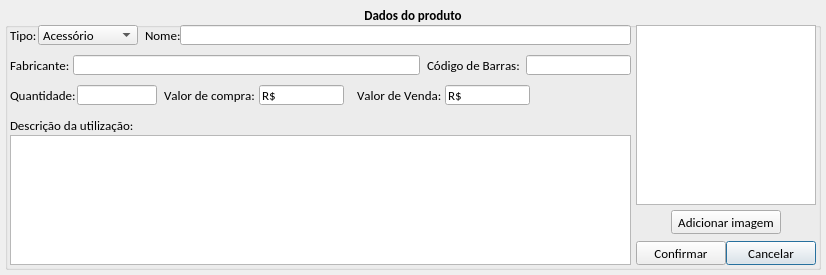
First picture: the form in loja/tela_editar_produto.ui, repository jmessias1725/sexloja, before the edit.
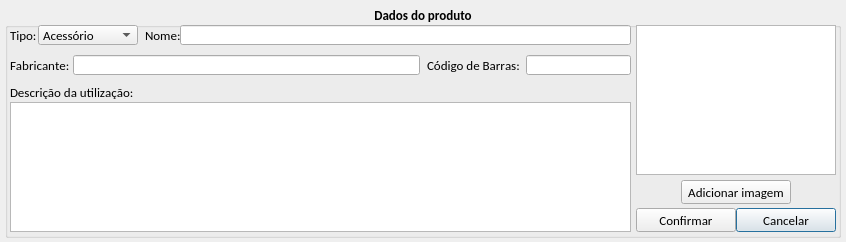
Second picture: the form after the edit. Icons and pictures are not drawn.

```diff
--- a/loja/tela_editar_produto.ui
+++ b/loja/tela_editar_produto.ui
@@ -6,20 +6,20 @@
    <rect>
     <x>0</x>
     <y>0</y>
-    <width>826</width>
-    <height>275</height>
+    <width>846</width>
+    <height>242</height>
    </rect>
   </property>
   <property name="minimumSize">
    <size>
-    <width>826</width>
-    <height>275</height>
+    <width>846</width>
+    <height>242</height>
    </size>
   </property>
   <property name="maximumSize">
    <size>
-    <width>826</width>
-    <height>275</height>
+    <width>846</width>
+    <height>242</height>
    </size>
   </property>
   <property name="windowTitle">
@@ -30,8 +30,8 @@
     <rect>
      <x>5</x>
      <y>5</y>
-     <width>816</width>
-     <height>265</height>
+     <width>836</width>
+     <height>233</height>
     </rect>
    </property>
    <property name="font">
@@ -198,57 +198,11 @@
      <number>15</number>
     </property>
    </widget>
-   <widget class="QLineEdit" name="le_quantidade">
-    <property name="geometry">
-     <rect>
-      <x>72</x>
-      <y>80</y>
-      <width>80</width>
-      <height>20</height>
-     </rect>
-    </property>
-    <property name="font">
-     <font>
-      <weight>50</weight>
-      <bold>false</bold>
-      <kerning>false</kerning>
-     </font>
-    </property>
-    <property name="inputMask">
-     <string>0000000000; </string>
-    </property>
-    <property name="text">
-     <string/>
-    </property>
-    <property name="maxLength">
-     <number>10</number>
-    </property>
-   </widget>
-   <widget class="QLabel" name="lb_quantidade">
-    <property name="geometry">
-     <rect>
-      <x>5</x>
-      <y>80</y>
-      <width>67</width>
-      <height>20</height>
-     </rect>
-    </property>
-    <property name="font">
-     <font>
-      <weight>50</weight>
-      <bold>false</bold>
-      <kerning>false</kerning>
-     </font>
-    </property>
-    <property name="text">
-     <string>Quantidade:</string>
-    </property>
-   </widget>
    <widget class="QTextEdit" name="te_des_utilizacao">
     <property name="geometry">
      <rect>
       <x>5</x>
-      <y>130</y>
+      <y>97</y>
       <width>621</width>
       <height>130</height>
      </rect>
@@ -277,7 +231,7 @@
     <property name="geometry">
      <rect>
       <x>5</x>
-      <y>110</y>
+      <y>77</y>
       <width>133</width>
       <height>20</height>
      </rect>
@@ -300,8 +254,8 @@
      <rect>
       <x>631</x>
       <y>20</y>
-      <width>180</width>
-      <height>180</height>
+      <width>200</width>
+      <height>150</height>
      </rect>
     </property>
     <property name="minimumSize">
@@ -320,24 +274,12 @@
    <widget class="QPushButton" name="btn_cancelar">
     <property name="geometry">
      <rect>
-      <x>721</x>
-      <y>236</y>
-      <width>90</width>
+      <x>731</x>
+      <y>203</y>
+      <width>100</width>
       <height>24</height>
      </rect>
     </property>
-    <property name="minimumSize">
-     <size>
-      <width>0</width>
-      <height>24</height>
-     </size>
-    </property>
-    <property name="maximumSize">
-     <size>
-      <width>90</width>
-      <height>24</height>
-     </size>
-    </property>
     <property name="font">
      <font>
       <family>Calibri</family>
@@ -364,23 +306,11 @@
     <property name="geometry">
      <rect>
       <x>631</x>
-      <y>236</y>
-      <width>90</width>
+      <y>203</y>
+      <width>100</width>
       <height>24</height>
      </rect>
     </property>
-    <property name="minimumSize">
-     <size>
-      <width>0</width>
-      <height>24</height>
-     </size>
-    </property>
-    <property name="maximumSize">
-     <size>
-      <width>90</width>
-      <height>24</height>
-     </size>
-    </property>
     <property name="font">
      <font>
       <family>Calibri</family>
@@ -518,8 +448,8 @@
    <widget class="QPushButton" name="btn_adicionar_imagem">
     <property name="geometry">
      <rect>
-      <x>666</x>
-      <y>205</y>
+      <x>676</x>
+      <y>175</y>
       <width>110</width>
       <height>24</height>
      </rect>
@@ -534,104 +464,6 @@
      <string>Adicionar imagem</string>
     </property>
    </widget>
-   <widget class="QLabel" name="lb_valorvenda">
-    <property name="geometry">
-     <rect>
-      <x>352</x>
-      <y>80</y>
-      <width>88</width>
-      <height>20</height>
-     </rect>
-    </property>
-    <property name="font">
-     <font>
-      <weight>50</weight>
-      <bold>false</bold>
-      <kerning>false</kerning>
-     </font>
-    </property>
-    <property name="text">
-     <string>Valor de Venda:</string>
-    </property>
-   </widget>
-   <widget class="QLabel" name="lb_valor_compra">
-    <property name="geometry">
-     <rect>
-      <x>159</x>
-      <y>80</y>
-      <width>95</width>
-      <height>20</height>
-     </rect>
-    </property>
-    <property name="font">
-     <font>
-      <weight>50</weight>
-      <bold>false</bold>
-      <kerning>false</kerning>
-     </font>
-    </property>
-    <property name="text">
-     <string>Valor de compra:</string>
-    </property>
-   </widget>
-   <widget class="QLineEdit" name="le_valor_venda">
-    <property name="geometry">
-     <rect>
-      <x>440</x>
-      <y>80</y>
-      <width>85</width>
-      <height>20</height>
-     </rect>
-    </property>
-    <property name="font">
-     <font>
-      <weight>50</weight>
-      <bold>false</bold>
-      <kerning>false</kerning>
-     </font>
-    </property>
-    <property name="inputMethodHints">
-     <set>Qt::ImhNone</set>
-    </property>
-    <property name="inputMask">
-     <string>R$ xxxxxxxxx; </string>
-    </property>
-    <property name="text">
-     <string>R$ </string>
-    </property>
-    <property name="maxLength">
-     <number>12</number>
-    </property>
-   </widget>
-   <widget class="QLineEdit" name="le_valor_compra">
-    <property name="geometry">
-     <rect>
-      <x>254</x>
-      <y>80</y>
-      <width>85</width>
-      <height>20</height>
-     </rect>
-    </property>
-    <property name="font">
-     <font>
-      <weight>50</weight>
-      <bold>false</bold>
-      <kerning>false</kerning>
-     </font>
-    </property>
-    <property name="inputMethodHints">
-     <set>Qt::ImhNone</set>
-    </property>
-    <property name="inputMask">
-     <string>R$ xxxxxxxxx; </string>
-    </property>
-    <property name="text">
-     <string>R$ </string>
-    </property>
-    <property name="maxLength">
-     <number>12</number>
-    </property>
-   </widget>
   </widget>
  </widget>
  <resources>
```
